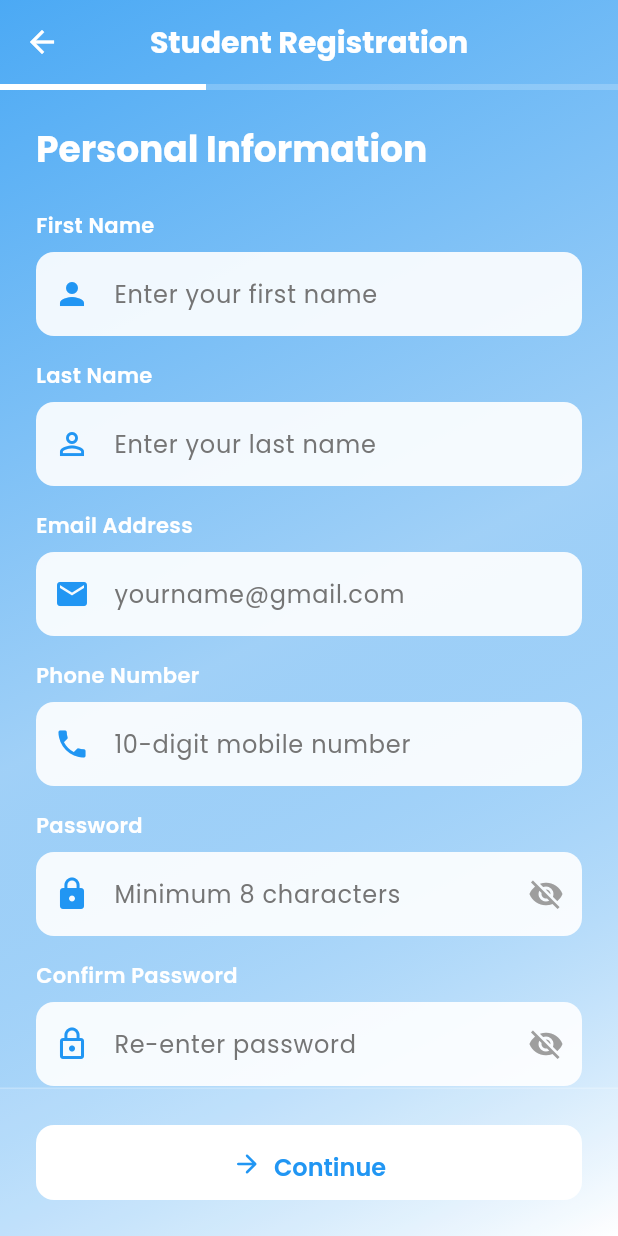
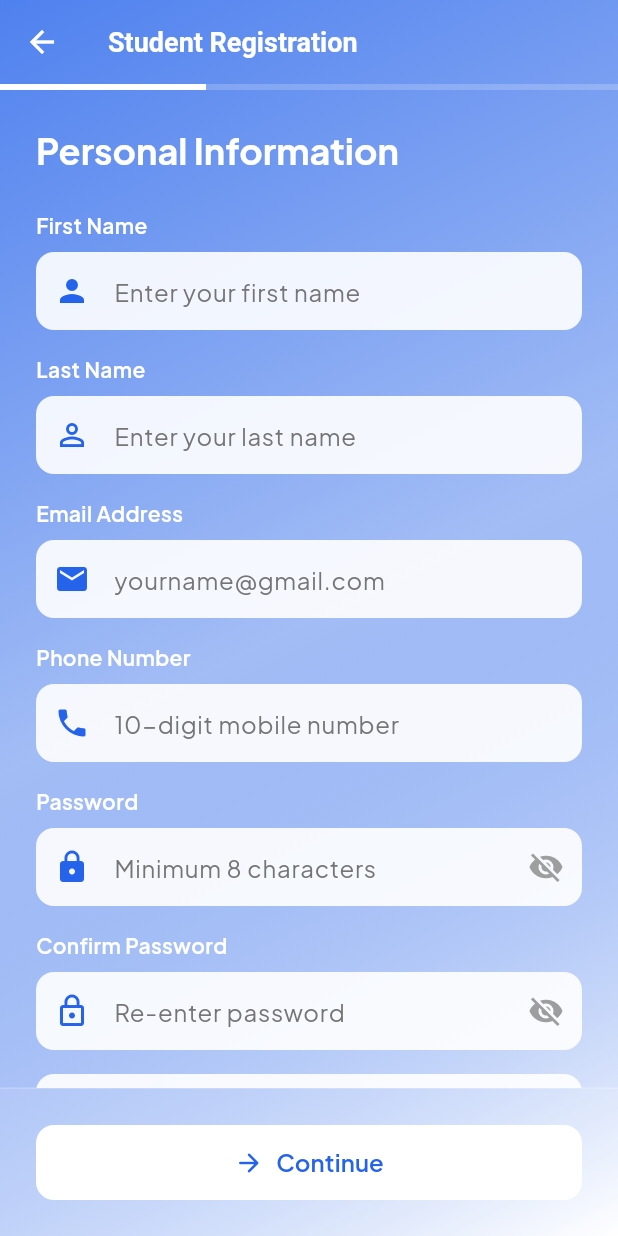
Before and after one commit to vkshdev/klubconnect, a Flutter app: the RegistrationScreen screen opened directly, on a phone screen of 412 x 824 dp. Run offline on Flutter 3.47's test engine with Material 3 defaults, Android fonts, the phone set to English and light mode, and no system bars; our stand-ins replace cloud_firestore, firebase_auth, firebase_core, firebase_messaging, firebase_storage, flutter_local_notifications and 4 more; accounts and stored records are empty; generated files the repository leaves out were written again; network calls fail.

Commit message:
Switch primary font to Plus Jakarta Sans and refresh color palette with a professional slate-based scheme. Refine component styles for AppBar, Cards, and Input fields, and add a new NavigationBar theme configuration.

```diff
--- a/lib/utils/theme.dart
+++ b/lib/utils/theme.dart
@@ -2,113 +2,107 @@ import 'package:flutter/material.dart';
 import 'package:google_fonts/google_fonts.dart';
 
 class AppTheme {
-  // Colors
-  static const Color primaryColor = Color(0xFF2196F3);
-  static const Color secondaryColor = Color(0xFF757575);
-  static const Color backgroundColor = Color(0xFFF5F7FA);
-  static const Color cardColor = Colors.white;
-  static const Color errorColor = Color(0xFFF44336);
-  static const Color successColor = Color(0xFF4CAF50);
-
-  // Glass effect colors
-  static const Color glassBackground = Color(0x40FFFFFF);
-  static const Color glassBorder = Color(0x30FFFFFF);
+  static const Color primaryColor = Color(0xFF2563EB);
+  static const Color secondaryColor = Color(0xFF475569);
+  static const Color accentColor = Color(0xFF0F766E);
+  static const Color backgroundColor = Color(0xFFF6F8FC);
+  static const Color surfaceColor = Colors.white;
+  static const Color glassColor = Color(0xCCFFFFFF);
+  static const Color darkTextColor = Color(0xFF0F172A);
+  static const Color lightTextColor = Color(0xFF64748B);
+  static const Color borderColor = Color(0xFFE2E8F0);
+  static const Color errorColor = Color(0xFFDC2626);
+  static const Color successColor = Color(0xFF16A34A);
+  static const Color warningColor = Color(0xFFD97706);
 
   static ThemeData lightTheme = ThemeData(
     useMaterial3: true,
     brightness: Brightness.light,
     primaryColor: primaryColor,
     scaffoldBackgroundColor: backgroundColor,
+
     colorScheme: const ColorScheme.light(
       primary: primaryColor,
-      secondary: secondaryColor,
+      secondary: primaryColor,
+      surface: surfaceColor,
+      background: backgroundColor,
       error: errorColor,
-      background: backgroundColor,
-      surface: cardColor,
+      onSurface: darkTextColor,
     ),
 
-    // Text Theme
-    textTheme: GoogleFonts.poppinsTextTheme().copyWith(
-      displayLarge: GoogleFonts.poppins(
-        fontSize: 32,
-        fontWeight: FontWeight.bold,
-        color: Colors.black87,
+    textTheme: GoogleFonts.plusJakartaSansTextTheme().copyWith(
+      displayLarge: GoogleFonts.plusJakartaSans(
+        fontSize: 28,
+        fontWeight: FontWeight.w800,
+        color: darkTextColor,
       ),
-      displayMedium: GoogleFonts.poppins(
-        fontSize: 24,
-        fontWeight: FontWeight.bold,
-        color: Colors.black87,
+      displayMedium: GoogleFonts.plusJakartaSans(
+        fontSize: 22,
+        fontWeight: FontWeight.w800,
+        color: darkTextColor,
       ),
-      bodyLarge: GoogleFonts.poppins(
+      titleLarge: GoogleFonts.plusJakartaSans(
+        fontSize: 18,
+        fontWeight: FontWeight.w700,
+        color: darkTextColor,
+      ),
+      bodyLarge: GoogleFonts.plusJakartaSans(
         fontSize: 16,
-        color: Colors.black87,
+        color: darkTextColor,
       ),
-      bodyMedium: GoogleFonts.poppins(
+      bodyMedium: GoogleFonts.plusJakartaSans(
         fontSize: 14,
-        color: Colors.black87,
+        color: lightTextColor,
       ),
     ),
 
-    // AppBar Theme
-    appBarTheme: AppBarTheme(
-      backgroundColor: Colors.transparent,
+    appBarTheme: const AppBarTheme(
+      backgroundColor: surfaceColor,
       elevation: 0,
-      centerTitle: true,
-      iconTheme: const IconThemeData(color: Colors.black87),
-      titleTextStyle: GoogleFonts.poppins(
-        fontSize: 20,
-        fontWeight: FontWeight.w600,
-        color: Colors.black87,
+      centerTitle: false,
+      titleTextStyle: TextStyle(
+        color: darkTextColor,
+        fontSize: 18,
+        fontWeight: FontWeight.w700,
+      ),
+      iconTheme: IconThemeData(color: darkTextColor),
+    ),
+
+    cardTheme: CardThemeData(
+      color: surfaceColor,
+      elevation: 0,
+      shape: RoundedRectangleBorder(
+        side: const BorderSide(color: borderColor, width: 1),
+        borderRadius: BorderRadius.circular(12),
       ),
     ),
 
-    // Card Theme
-    cardTheme: CardThemeData(
-      elevation: 0,
-      shape: RoundedRectangleBorder(
-        borderRadius: BorderRadius.circular(16),
+    inputDecorationTheme: InputDecorationTheme(
+      filled: true,
+      fillColor: surfaceColor,
+      border: OutlineInputBorder(
+        borderRadius: BorderRadius.circular(8),
+        borderSide: const BorderSide(color: borderColor),
       ),
-      color: cardColor,
+      enabledBorder: OutlineInputBorder(
+        borderRadius: BorderRadius.circular(8),
+        borderSide: const BorderSide(color: borderColor),
+      ),
+      focusedBorder: OutlineInputBorder(
+        borderRadius: BorderRadius.circular(8),
+        borderSide: const BorderSide(color: primaryColor, width: 1.5),
+      ),
+      contentPadding: const EdgeInsets.symmetric(horizontal: 16, vertical: 14),
     ),
 
-    // Input Decoration Theme
-    inputDecorationTheme: InputDecorationTheme(
-      filled: true,
-      fillColor: Colors.white,
-      border: OutlineInputBorder(
-        borderRadius: BorderRadius.circular(12),
-        borderSide: BorderSide(color: Colors.grey.shade300),
-      ),
-      enabledBorder: OutlineInputBorder(
-        borderRadius: BorderRadius.circular(12),
-        borderSide: BorderSide(color: Colors.grey.shade300),
-      ),
-      focusedBorder: OutlineInputBorder(
-        borderRadius: BorderRadius.circular(12),
-        borderSide: const BorderSide(color: primaryColor, width: 2),
-      ),
-      errorBorder: OutlineInputBorder(
-        borderRadius: BorderRadius.circular(12),
-        borderSide: const BorderSide(color: errorColor),
-      ),
-      contentPadding: const EdgeInsets.symmetric(horizontal: 16, vertical: 16),
-    ),
-
-    // Elevated Button Theme
-    elevatedButtonTheme: ElevatedButtonThemeData(
-      style: ElevatedButton.styleFrom(
-        backgroundColor: primaryColor,
-        foregroundColor: Colors.white,
-        elevation: 0,
-        padding: const EdgeInsets.symmetric(horizontal: 32, vertical: 16),
-        shape: RoundedRectangleBorder(
-          borderRadius: BorderRadius.circular(12),
-        ),
-        textStyle: GoogleFonts.poppins(
-          fontSize: 16,
-          fontWeight: FontWeight.w600,
-        ),
+    navigationBarTheme: NavigationBarThemeData(
+      backgroundColor: surfaceColor.withOpacity(0.92),
+      indicatorColor: primaryColor.withOpacity(0.12),
+      labelTextStyle: WidgetStateProperty.all(
+        GoogleFonts.plusJakartaSans(fontSize: 12, fontWeight: FontWeight.w700),
       ),
     ),
   );
+
+  static ThemeData get darkTheme => lightTheme; // Unified professional look
 }
```
